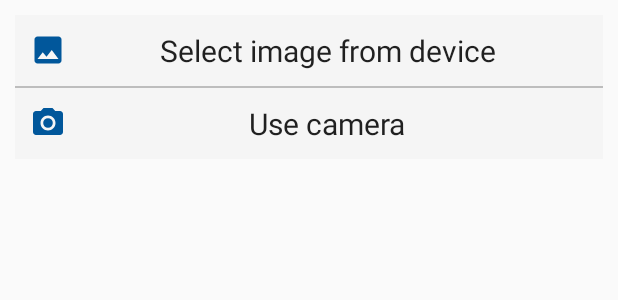
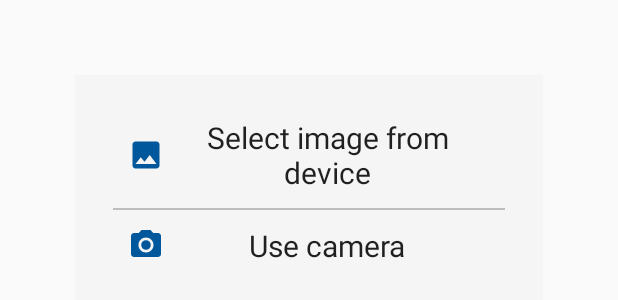
Before and after one commit to AlfredoAlc/Library, an Android app: the layout image_options_dialog.xml on its own in the app's theme, with its tools: preview values and no code run, on a phone screen of 412 x 824 dp. Shown: the top 300 px of the screen. Run offline under Robolectric (Android 15) with nearby library versions, the light colour scheme and no system bars.

Commit message:
Polish code

```diff
--- a/app/src/main/java/aar92_22/library/Activities/EditCategoryActivity.java
+++ b/app/src/main/java/aar92_22/library/Activities/EditCategoryActivity.java
@@ -25,7 +25,7 @@ import com.google.android.gms.ads.AdView;
 import java.util.List;
 
 import aar92_22.library.AppExecutors;
-import aar92_22.library.CategoryListAdapter;
+import aar92_22.library.Adapters.CategoryListAdapter;
 import aar92_22.library.Database.CategoryDataBase;
 import aar92_22.library.Database.CategoryEntry;
 import aar92_22.library.R;
--- a/app/src/main/java/aar92_22/library/Adapters/CategoryListAdapter.java
+++ b/app/src/main/java/aar92_22/library/Adapters/CategoryListAdapter.java
@@ -1,7 +1,6 @@
-package aar92_22.library;
+package aar92_22.library.Adapters;
 
 import android.content.Context;
-import android.util.Log;
 import android.view.LayoutInflater;
 import android.view.View;
 import android.view.ViewGroup;
@@ -14,6 +13,7 @@ import androidx.recyclerview.widget.RecyclerView;
 import java.util.List;
 
 import aar92_22.library.Database.CategoryEntry;
+import aar92_22.library.R;
 
 public class CategoryListAdapter extends RecyclerView.Adapter<CategoryListAdapter.CategoryViewHolder> {
 
--- a/app/src/main/res/layout/image_options_dialog.xml
+++ b/app/src/main/res/layout/image_options_dialog.xml
@@ -1,39 +1,42 @@
 <?xml version="1.0" encoding="utf-8"?>
-<LinearLayout
-    xmlns:android="http://schemas.android.com/apk/res/android"
-    android:orientation="vertical"
+<LinearLayout xmlns:android="http://schemas.android.com/apk/res/android"
     android:layout_width="match_parent"
     android:layout_height="wrap_content"
-    android:layout_margin="@dimen/left_right_margin"
-    android:background="@color/background">
+    android:layout_margin="50dp"
+    android:background="@color/background"
+    android:orientation="vertical"
+    android:paddingStart="25dp"
+    android:paddingTop="18dp"
+    android:paddingEnd="25dp"
+    android:paddingBottom="18dp">
 
 
     <TextView
         android:id="@+id/select_image"
+        style="@style/TextAppearance.AppCompat.Title"
         android:layout_width="match_parent"
         android:layout_height="wrap_content"
         android:layout_margin="@dimen/left_right_margin"
+        android:drawableStart="@drawable/ic_image"
+        android:fontFamily="sans-serif"
         android:gravity="center"
-        android:fontFamily="sans-serif"
-        android:drawableStart="@drawable/ic_image"
-        android:text="@string/select_image"
-        style="@style/TextAppearance.AppCompat.Title"/>
+        android:text="@string/select_image" />
 
     <View
         android:layout_width="match_parent"
         android:layout_height="1dp"
-        android:background="@color/divider"/>
+        android:background="@color/divider" />
 
     <TextView
         android:id="@+id/take_photo"
+        style="@style/TextAppearance.AppCompat.Title"
         android:layout_width="match_parent"
         android:layout_height="wrap_content"
         android:layout_margin="@dimen/left_right_margin"
+        android:drawableStart="@drawable/ic_camera"
+        android:fontFamily="sans-serif"
         android:gravity="center"
-        android:fontFamily="sans-serif"
-        android:drawableStart="@drawable/ic_camera"
-        android:text="@string/take_photo"
-        style="@style/TextAppearance.AppCompat.Title"/>
+        android:text="@string/take_photo" />
 
 
 </LinearLayout>
```
Also changed, not shown: app/src/main/AndroidManifest.xml (+15 -10 lines), app/src/main/java/aar92_22/library/Activities/MainActivity.java (+26 -41 lines), app/src/main/java/aar92_22/library/Utilities/BitmapUtils.java (+1 -64 lines), app/src/main/res/menu/book_detail_menu.xml (+11 -3 lines).
